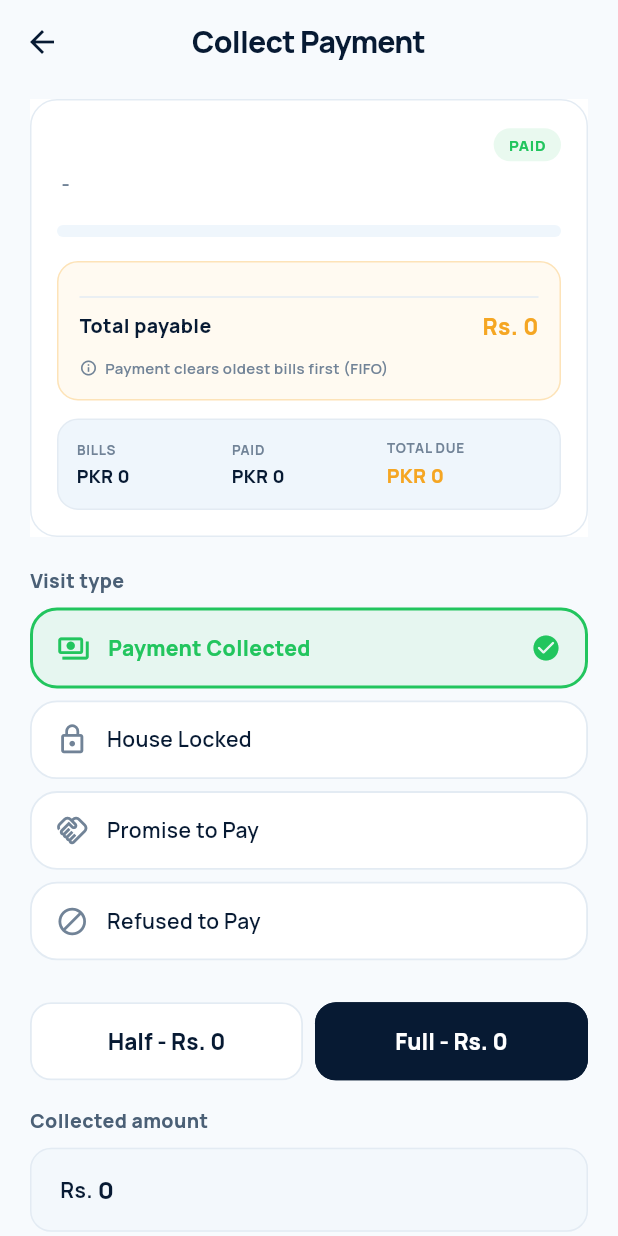
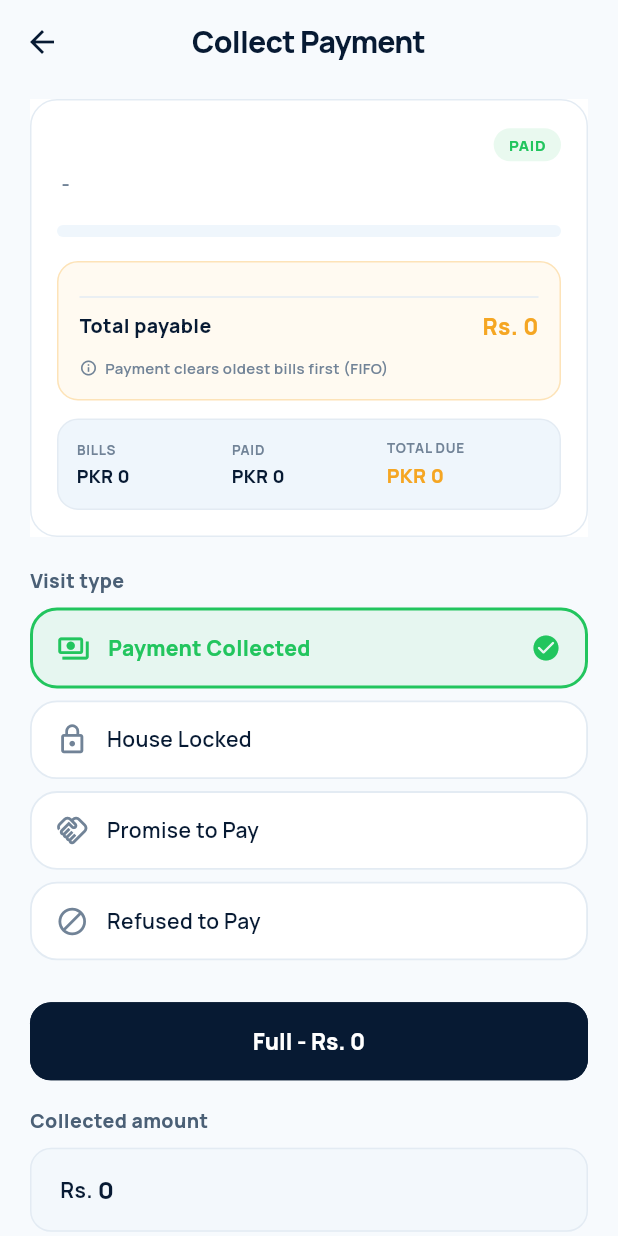
Before and after one commit to MuhammadAwais-Automation/powernet-staff-app, a Flutter app: the CollectPaymentScreen screen opened directly with empty values, on a phone screen of 412 x 824 dp. Run offline on Flutter 3.47's test engine with Material 3 defaults, Android fonts, the phone set to English and light mode, and no system bars; our stand-ins replace connectivity_plus, firebase_core, firebase_messaging, flutter_dotenv, flutter_secure_storage, go_router and 4 more; accounts and stored records are empty.

Commit message:
feat: replace partial/half payment UI with Less Paid terminology
Remove the half-amount quick preset on collection, keep full-pay shortcut, and rename all partial payment labels to Less Paid across recovery tabs and status badges.

Co-authored-by: Cursor <cursoragent@cursor.com>

```diff
--- a/lib/screens/collector/bill_list_screen.dart
+++ b/lib/screens/collector/bill_list_screen.dart
@@ -361,7 +361,7 @@ class _BillListScreenState extends State<BillListScreen>
                   ),
                   _BillList(
                     items: partial,
-                    emptyMessage: 'No partial collections pending',
+                    emptyMessage: 'No less paid collections pending',
                     pn: pn,
                     onTap: (ledger) => context.push(
                       '/collector/bills/${ledger.currentBill.id}/collect?service=${ledger.currentBill.serviceType}',
@@ -490,7 +490,7 @@ class _TabsHeader extends SliverPersistentHeaderDelegate {
           tabs: const [
             Tab(text: 'All Rec.'),
             Tab(text: 'Overdue'),
-            Tab(text: 'Partial'),
+            Tab(text: 'Less Paid'),
             Tab(text: 'Today'),
             Tab(text: 'Visits'),
           ],
@@ -564,7 +564,7 @@ class _BillTile extends StatelessWidget {
       case 'overdue':
         return 'Overdue';
       case 'partial':
-        return 'Partial';
+        return 'Less Paid';
       default:
         return 'Pending';
     }
--- a/lib/screens/collector/collect_payment_screen.dart
+++ b/lib/screens/collector/collect_payment_screen.dart
@@ -1046,6 +1046,15 @@ class _BillHeader extends StatelessWidget {
 
   const _BillHeader({required this.ledger});
 
+  String _collectionStatusLabel() {
+    return switch (ledger.collectionStatus) {
+      'paid' => 'PAID',
+      'overdue' => 'OVERDUE',
+      'partial' => 'LESS PAID',
+      _ => ledger.collectionStatus.toUpperCase(),
+    };
+  }
+
   @override
   Widget build(BuildContext context) {
     final pn = Theme.of(context).extension<PnColors>()!;
@@ -1091,7 +1100,7 @@ class _BillHeader extends StatelessWidget {
                     borderRadius: BorderRadius.circular(99),
                   ),
                   child: Text(
-                    ledger.collectionStatus.toUpperCase(),
+                    _collectionStatusLabel(),
                     style: TextStyle(
                       fontSize: 10,
                       fontWeight: FontWeight.w900,
@@ -1262,7 +1271,7 @@ class _MonthBillRow extends StatelessWidget {
 
   String _statusLabel() {
     if (bill.isOverdue) return 'OVERDUE';
-    if ((bill.paidAmount ?? 0) > 0) return 'PARTIAL';
+    if ((bill.paidAmount ?? 0) > 0) return 'LESS PAID';
     return 'PENDING';
   }
 
@@ -1450,23 +1459,17 @@ class _QuickAmountRow extends StatelessWidget {
 
   @override
   Widget build(BuildContext context) {
-    final half = (ledger.totalRemaining / 2).round();
     final full = ledger.totalRemaining.round();
     return Row(
       children: [
-        _QuickAmountButton(
-          label: 'Half',
-          amount: half,
-          pn: pn,
-          onTap: () => amountCtrl.text = half.toString(),
-        ),
-        const SizedBox(width: 8),
-        _QuickAmountButton(
-          label: 'Full',
-          amount: full,
-          pn: pn,
-          primaryAction: true,
-          onTap: () => amountCtrl.text = full.toString(),
+        Expanded(
+          child: _QuickAmountButton(
+            label: 'Full',
+            amount: full,
+            pn: pn,
+            primaryAction: true,
+            onTap: () => amountCtrl.text = full.toString(),
+          ),
         ),
       ],
     );
--- a/lib/widgets/recovery_console_widgets.dart
+++ b/lib/widgets/recovery_console_widgets.dart
@@ -105,7 +105,7 @@ class RecoveryHeroCard extends StatelessWidget {
               ),
               _SignalChip(
                 icon: Icons.pie_chart_outline,
-                label: '$partialCount partial',
+                label: '$partialCount less paid',
                 color: info,
               ),
             ],
@@ -157,7 +157,7 @@ class RecoverySegmentedTabs extends StatelessWidget {
           tabs: const [
             _SegmentTab(label: 'All'),
             _SegmentTab(label: 'Overdue'),
-            _SegmentTab(label: 'Partial'),
+            _SegmentTab(label: 'Less Paid'),
             _SegmentTab(label: 'Today'),
             _SegmentTab(label: 'Visits'),
           ],
```
Also changed, not shown: lib/screens/customer/customer_bills_screen.dart (+7 -2 lines), lib/widgets/pn_status_badge.dart (+10 -1 lines).
